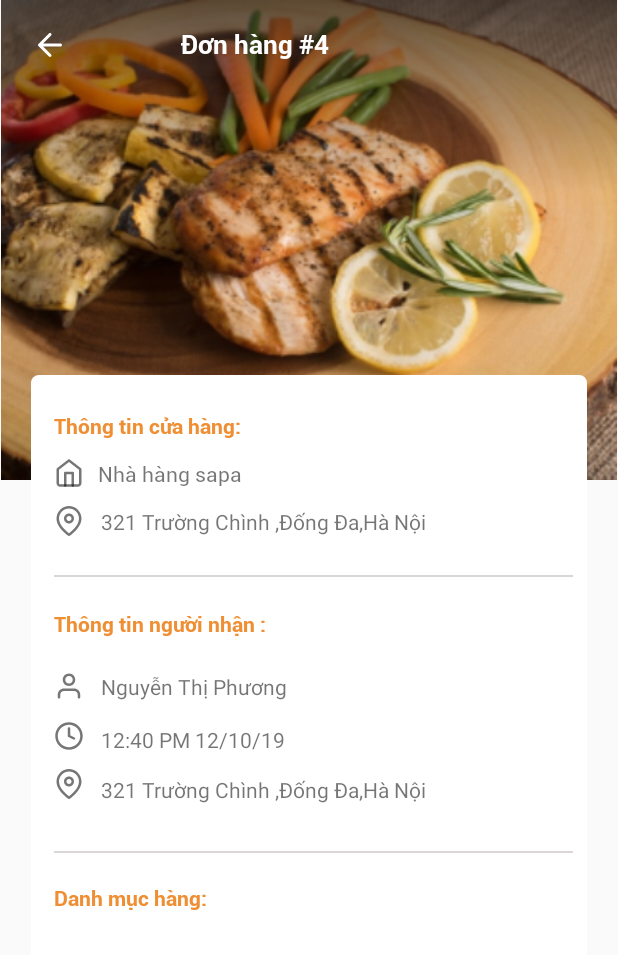
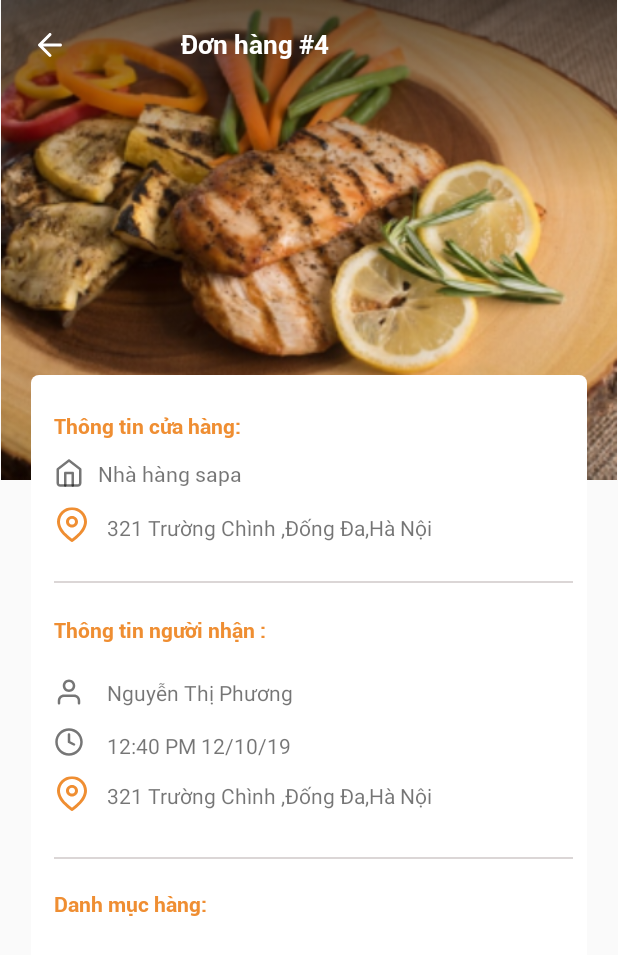
Before and after one commit to hieulv123/hieulv123.github.io, an Android app: the fragment DetailOrderFragment placed in its activity, on a phone screen of 412 x 824 dp. Shown: the top 955 px of the screen. Run offline under Robolectric (Android 15) with nearby library versions, the phone set to English and light mode, and no system bars; our stand-ins replace ButterKnife.

Commit message:
create branch dev

```diff
--- a/app/src/main/res/drawable/ic_map_pin.xml
+++ b/app/src/main/res/drawable/ic_map_pin.xml
@@ -1,18 +1,18 @@
 <vector xmlns:android="http://schemas.android.com/apk/res/android"
-    android:width="20dp"
-    android:height="20dp"
-    android:viewportWidth="20"
-    android:viewportHeight="20">
-  <path
-      android:pathData="M10,1.6667C8.2319,1.6667 6.5362,2.3691 5.286,3.6193C4.0357,4.8695 3.3333,6.5652 3.3333,8.3333C3.3333,10.915 5.0131,13.4202 6.855,15.3644C7.7589,16.3185 8.6656,17.0996 9.3472,17.6424C9.6009,17.8444 9.8225,18.0127 10,18.1438C10.1775,18.0127 10.3991,17.8444 10.6528,17.6424C11.3345,17.0996 12.2412,16.3185 13.145,15.3644C14.9869,13.4202 16.6667,10.915 16.6667,8.3333C16.6667,6.5652 15.9643,4.8695 14.7141,3.6193C13.4638,2.3691 11.7681,1.6667 10,1.6667ZM10,19.1667C9.5378,19.86 9.5375,19.8599 9.5373,19.8597L9.5349,19.8582L9.5294,19.8544L9.5103,19.8415C9.4941,19.8305 9.4709,19.8147 9.4413,19.7942C9.3821,19.7532 9.2971,19.6934 9.1898,19.616C8.9755,19.4612 8.672,19.2352 8.309,18.9462C7.5844,18.3692 6.6162,17.5357 5.6451,16.5106C3.7369,14.4965 1.6667,11.585 1.6667,8.3333C1.6667,6.1232 2.5447,4.0036 4.1075,2.4408C5.6702,0.878 7.7899,0 10,0C12.2101,0 14.3298,0.878 15.8926,2.4408C17.4554,4.0036 18.3333,6.1232 18.3333,8.3333C18.3333,11.585 16.2631,14.4965 14.355,16.5106C13.3839,17.5357 12.4156,18.3692 11.691,18.9462C11.328,19.2352 11.0246,19.4612 10.8102,19.616C10.703,19.6934 10.6179,19.7532 10.5587,19.7942C10.5291,19.8147 10.506,19.8305 10.4897,19.8415L10.4706,19.8544L10.4651,19.8582L10.4633,19.8593C10.4631,19.8595 10.4623,19.86 10,19.1667ZM10,19.1667L10.4623,19.86C10.1823,20.0467 9.8172,20.0464 9.5373,19.8597L10,19.1667Z"
-      android:strokeAlpha="0.54"
-      android:fillColor="#000000"
-      android:fillType="evenOdd"
-      android:fillAlpha="0.54"/>
-  <path
-      android:pathData="M10,6.6667C9.0795,6.6667 8.3333,7.4129 8.3333,8.3333C8.3333,9.2538 9.0795,10 10,10C10.9205,10 11.6667,9.2538 11.6667,8.3333C11.6667,7.4129 10.9205,6.6667 10,6.6667ZM6.6667,8.3333C6.6667,6.4924 8.1591,5 10,5C11.841,5 13.3333,6.4924 13.3333,8.3333C13.3333,10.1743 11.841,11.6667 10,11.6667C8.1591,11.6667 6.6667,10.1743 6.6667,8.3333Z"
-      android:strokeAlpha="0.54"
-      android:fillColor="#000000"
-      android:fillType="evenOdd"
-      android:fillAlpha="0.54"/>
+    android:width="24dp"
+    android:height="24dp"
+    android:viewportWidth="24"
+    android:viewportHeight="24">
+  <group>
+    <clip-path
+        android:pathData="M0,0.8223H24V23.9297H0V0.8223Z"/>
+    <path
+        android:pathData="M12,2.7479C9.8783,2.7479 7.8434,3.5594 6.3432,5.0039C4.8429,6.4484 4,8.4075 4,10.4504C4,13.4332 6.0157,16.3276 8.226,18.5738C9.3106,19.6762 10.3987,20.5786 11.2167,21.2058C11.5211,21.4392 11.787,21.6336 12,21.7851C12.213,21.6336 12.4789,21.4392 12.7833,21.2058C13.6013,20.5786 14.6894,19.6762 15.774,18.5738C17.9843,16.3276 20,13.4332 20,10.4504C20,8.4075 19.1571,6.4484 17.6569,5.0039C16.1566,3.5594 14.1217,2.7479 12,2.7479ZM12,22.9669C11.4453,23.768 11.445,23.7678 11.4448,23.7677L11.4419,23.7658L11.4352,23.7615L11.4123,23.7466C11.3928,23.7338 11.3651,23.7156 11.3296,23.6919C11.2585,23.6445 11.1565,23.5755 11.0278,23.486C10.7705,23.3072 10.4064,23.0461 9.9708,22.7121C9.1013,22.0455 7.9394,21.0825 6.7741,19.8982C4.4843,17.5711 2,14.2072 2,10.4504C2,7.8968 3.0536,5.4479 4.9289,3.6423C6.8043,1.8367 9.3478,0.8223 12,0.8223C14.6522,0.8223 17.1957,1.8367 19.0711,3.6423C20.9464,5.4479 22,7.8968 22,10.4504C22,14.2072 19.5157,17.5711 17.226,19.8982C16.0606,21.0825 14.8987,22.0455 14.0292,22.7121C13.5936,23.0461 13.2295,23.3072 12.9722,23.486C12.8435,23.5755 12.7415,23.6445 12.6704,23.6919C12.6349,23.7156 12.6072,23.7338 12.5877,23.7466L12.5648,23.7615L12.5581,23.7658L12.556,23.7672C12.5557,23.7674 12.5547,23.768 12,22.9669ZM12,22.9669L12.5547,23.768C12.2188,23.9836 11.7807,23.9833 11.4448,23.7677L12,22.9669Z"
+        android:fillColor="#EF8E32"
+        android:fillType="evenOdd"/>
+    <path
+        android:pathData="M12,8.5247C10.8954,8.5247 10,9.3869 10,10.4504C10,11.5139 10.8954,12.376 12,12.376C13.1046,12.376 14,11.5139 14,10.4504C14,9.3869 13.1046,8.5247 12,8.5247ZM8,10.4504C8,8.3234 9.7909,6.5991 12,6.5991C14.2091,6.5991 16,8.3234 16,10.4504C16,12.5773 14.2091,14.3016 12,14.3016C9.7909,14.3016 8,12.5773 8,10.4504Z"
+        android:fillColor="#EF8E32"
+        android:fillType="evenOdd"/>
+  </group>
 </vector>
```
